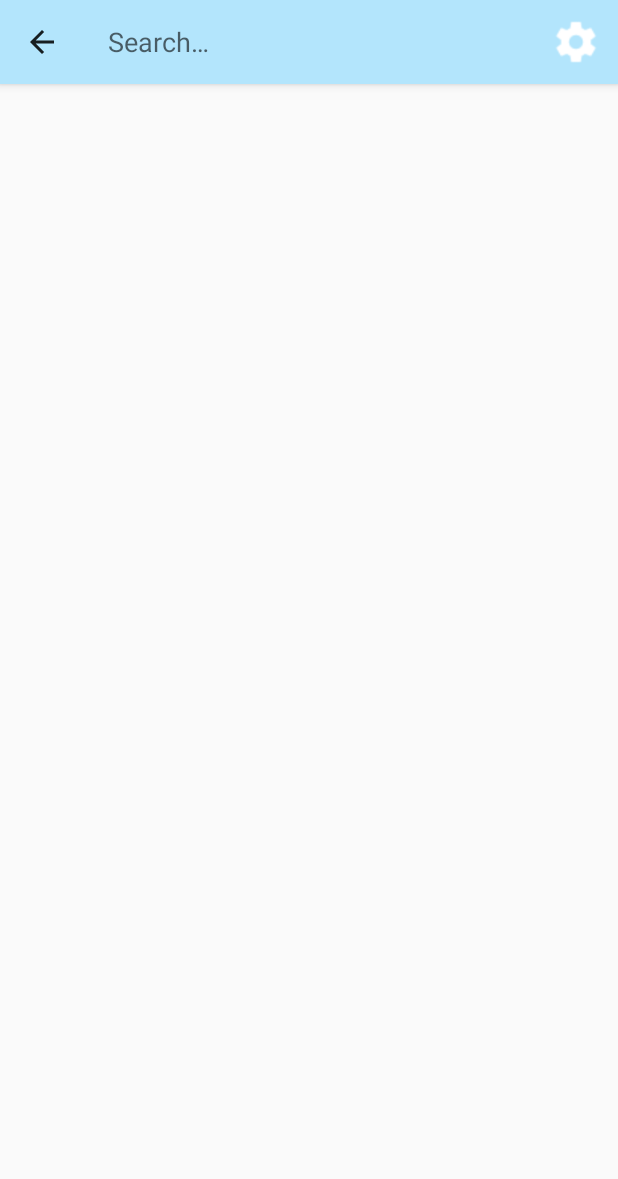
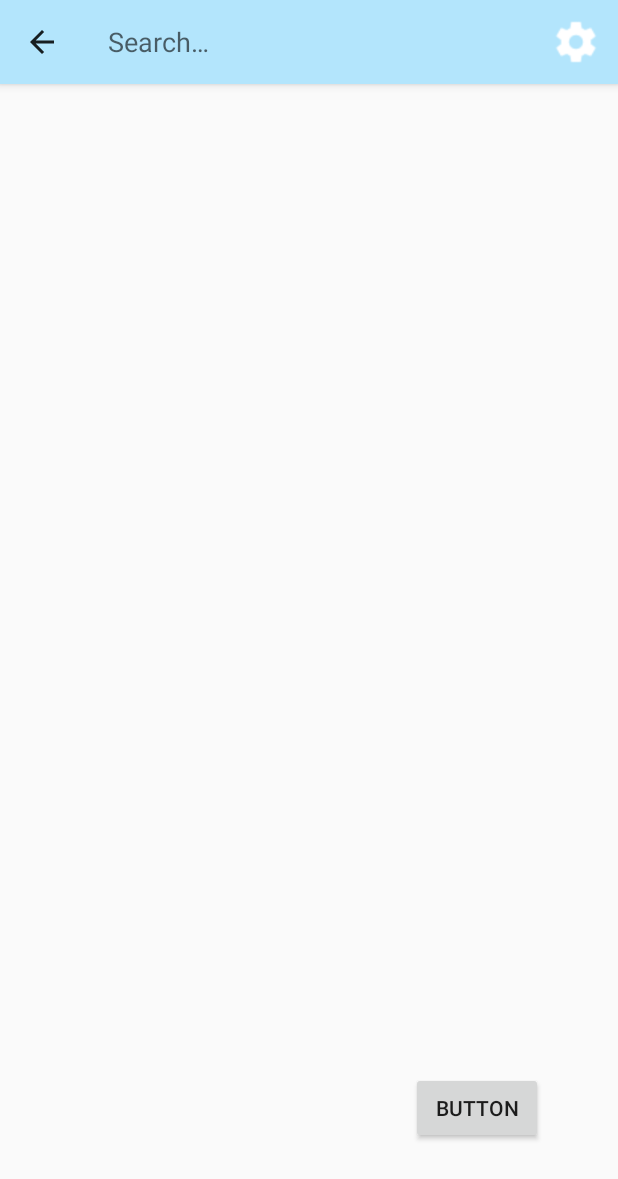
Before and after one commit to younghuang97/Expired, an Android app: the screen it shows after launch (MainActivity), after a tap on "Search", on a phone screen of 412 x 824 dp. Shown: the top 1179 px of the screen. Run offline under Robolectric (Android 15) with nearby library versions, the phone set to English and light mode, and no system bars.

Commit message:
Added a button that opens a new activity.

```diff
--- a/front-end/app/src/main/java/com/example/thele/expired/MainActivity.java
+++ b/front-end/app/src/main/java/com/example/thele/expired/MainActivity.java
@@ -1,11 +1,13 @@
 package com.example.thele.expired;
 
+import android.content.Intent;
 import android.os.Bundle;
 import android.support.v7.app.AppCompatActivity;
 import android.support.v7.widget.Toolbar;
 import android.view.Menu;
 import android.view.MenuItem;
 import android.view.View;
+import android.widget.Button;
 
 public class MainActivity extends AppCompatActivity {
 
@@ -19,6 +21,11 @@ public class MainActivity extends AppCompatActivity {
         setSupportActionBar(myToolbar);
     }
 
+    public void goToGetActivity(View view) {
+        Intent intent = new Intent(this, GetActivity.class);
+        startActivity(intent);
+    }
+
     @Override
     public boolean onCreateOptionsMenu(Menu menu) {
         getMenuInflater().inflate(R.menu.main, menu);
@@ -29,9 +36,4 @@ public class MainActivity extends AppCompatActivity {
     public boolean onOptionsItemSelected(MenuItem item) {
 return false;
     }
-
-    // allow user to add an item here
-    public void onButtonTap(View v) {
-
-    }
 }
--- a/front-end/app/src/main/res/layout/activity_main.xml
+++ b/front-end/app/src/main/res/layout/activity_main.xml
@@ -10,4 +10,17 @@
         android:id="@+id/my_toolbar"
         layout="@layout/my_toolbar" />
 
+    <Button
+        android:id="@+id/add_button"
+        android:layout_width="wrap_content"
+        android:layout_height="wrap_content"
+        android:layout_alignParentBottom="true"
+        android:layout_alignParentEnd="true"
+        android:layout_alignParentRight="true"
+        android:layout_marginBottom="61dp"
+        android:layout_marginEnd="50dp"
+        android:layout_marginRight="50dp"
+        android:text="Button"
+        android:onClick="goToGetActivity"/>
+
 </RelativeLayout>
--- a/front-end/app/src/main/res/menu/main.xml
+++ b/front-end/app/src/main/res/menu/main.xml
@@ -2,16 +2,16 @@
 <menu xmlns:android="http://schemas.android.com/apk/res/android"
     xmlns:app="http://schemas.android.com/apk/res-auto">
 
-    <item android:id="@+id/search_id"
+    <item android:id="@+id/search"
         android:title="Search"
         android:icon="@drawable/ic_search_white_24dp"
         app:showAsAction="ifRoom|collapseActionView"
         app:actionViewClass="android.support.v7.widget.SearchView"
         ></item>
-    <item android:id="@+id/action_search"
+    <item
+        android:id="@+id/settings"
+        android:icon="@drawable/ic_settings_white_24dp"
         android:title="@string/action_search"
-        android:icon="@drawable/ic_settings_white_24dp"
-        app:showAsAction="always"
-        ></item>
+        app:showAsAction="always"></item>
 
 </menu>
```
